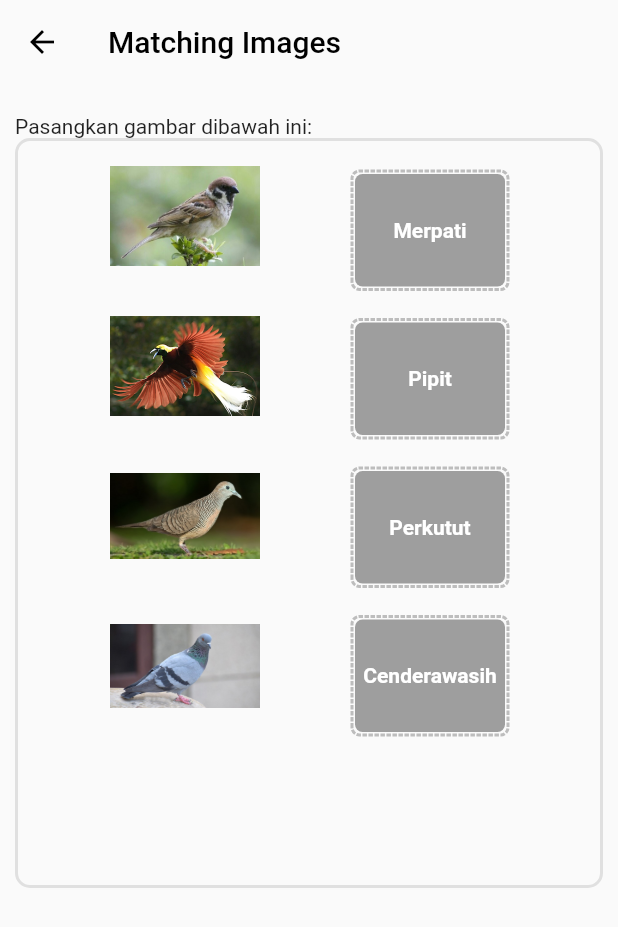
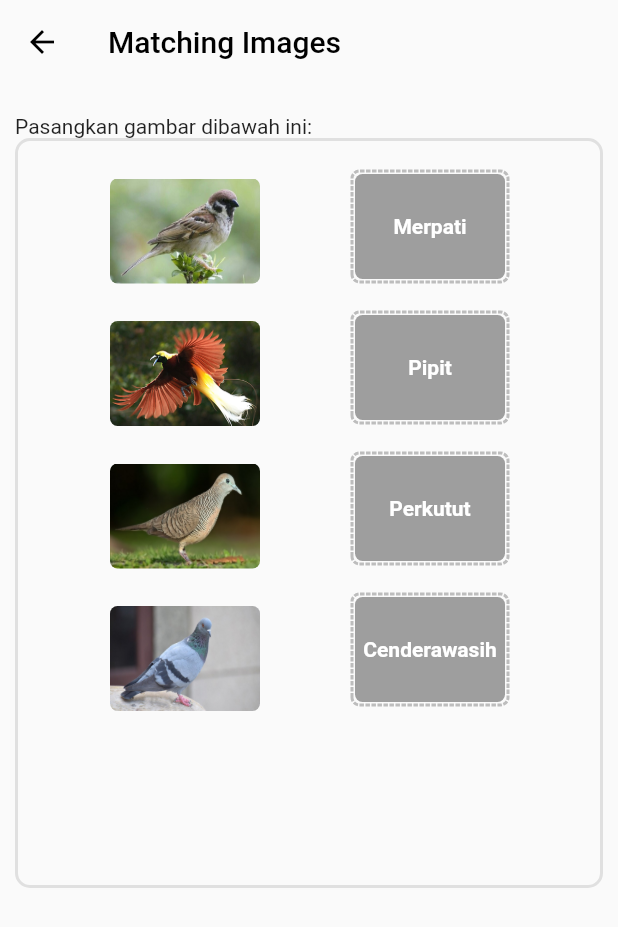
Before and after one commit to taufiqjack/dragndrop_game_matchingimage, a Flutter app: the screen it shows after launch, on a phone screen of 412 x 824 dp. Shown: the top 927 px of the screen. Run offline on Flutter 3.47's test engine with Material 2 defaults, Android fonts, the light colour scheme and no system bars; drawn by our look-alikes of dotted_border; our stand-ins replace font_awesome_flutter; missing offline and left inert: drag_and_drop_lists.

Commit message:
update ui

```diff
--- a/lib/ui/view/listdragndrop.dart
+++ b/lib/ui/view/listdragndrop.dart
@@ -137,10 +137,12 @@ class _ListDragDropState extends State<ListDragDrop> {
         builder: (context, cd, rj) => Column(
           children: [
             ...birds
-                .map((bird) => SizedBox(
-                    height: 100,
-                    width: 100,
-                    child: DraggableWidget(bird: bird)))
+                .map((bird) => Padding(
+                    padding: const EdgeInsets.only(top: 25),
+                    child: SizedBox(
+                        height: 70,
+                        width: 100,
+                        child: DraggableWidget(bird: bird))))
                 .toList()
               ..shuffle()
           ],
@@ -170,7 +172,7 @@ class _ListDragDropState extends State<ListDragDrop> {
               borderRadius: BorderRadius.circular(5),
               color: Colors.grey.shade500,
             ),
-            height: 75,
+            height: 70,
             width: 100,
             child: DragTarget<Birds>(
               builder: (context, cd, rj) => Stack(
--- a/lib/ui/widget/draggableWidget.dart
+++ b/lib/ui/widget/draggableWidget.dart
@@ -22,6 +22,12 @@ class DraggableWidget extends StatelessWidget {
   Widget buildImage() => SizedBox(
         height: size,
         width: size,
-        child: Image.asset(bird.imgAsset),
+        child: ClipRRect(
+          borderRadius: BorderRadius.circular(5),
+          child: Image.asset(
+            bird.imgAsset,
+            fit: BoxFit.fill,
+          ),
+        ),
       );
 }
```
